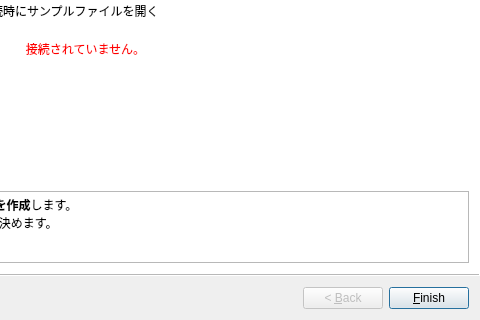
This is pyfemtet_opt_gui/ui/Wizard_main.ui in pyfemtet/pyfemtet-opt-gui as Qt 5 draws it before an edit; both pictures show x 309 to 789 and y 250 to 570 of the 789 by 570 pixel window. The edited form follows.
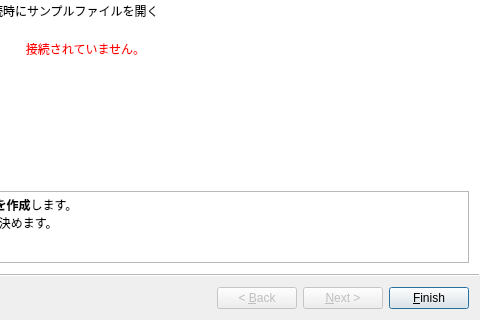
This is the edited form.

```diff
--- a/pyfemtet_opt_gui/ui/Wizard_main.ui
+++ b/pyfemtet_opt_gui/ui/Wizard_main.ui
@@ -17,7 +17,7 @@
    <enum>QWizard::WizardStyle::ModernStyle</enum>
   </property>
   <property name="options">
-   <set>QWizard::WizardOption::HelpButtonOnRight|QWizard::WizardOption::NoCancelButtonOnLastPage</set>
+   <set>QWizard::WizardOption::HaveNextButtonOnLastPage|QWizard::WizardOption::HelpButtonOnRight|QWizard::WizardOption::NoCancelButtonOnLastPage</set>
   </property>
   <property name="titleFormat">
    <enum>Qt::TextFormat::RichText</enum>
```
